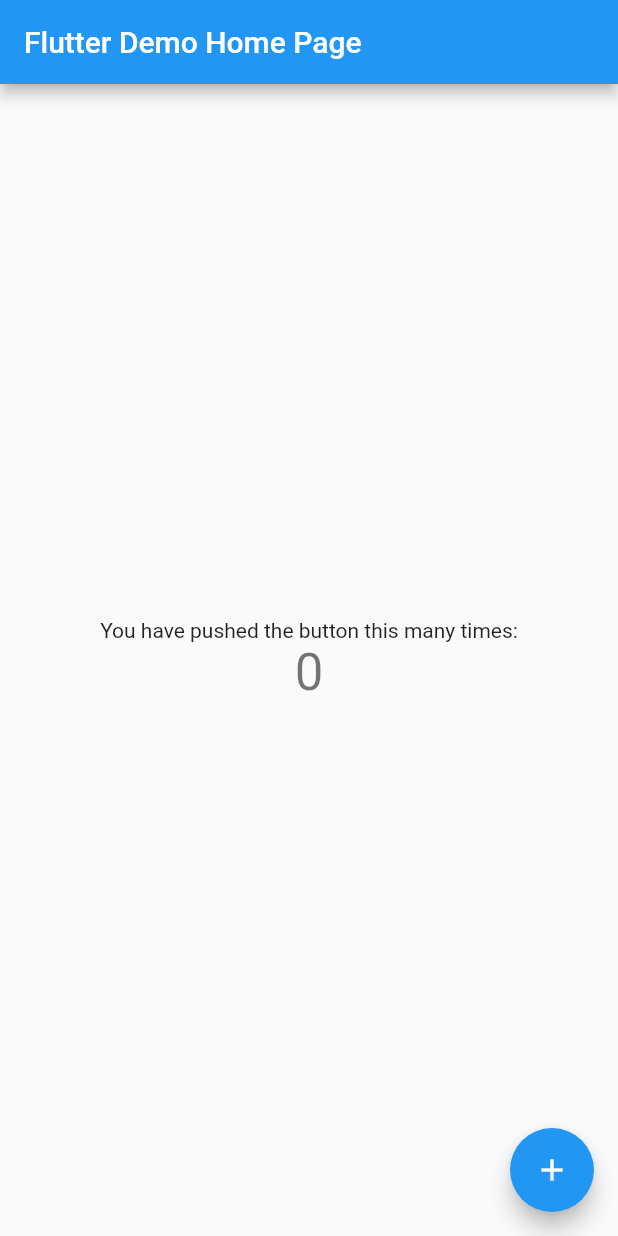
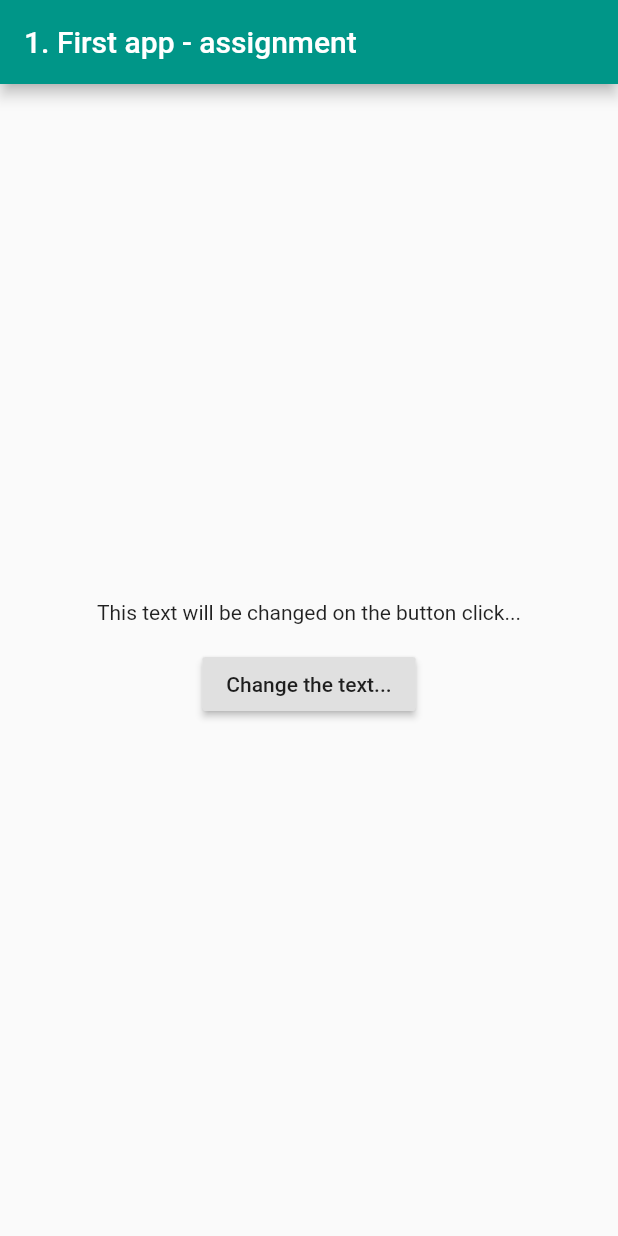
Before and after one commit to pawtwa/flutter_complete_guide, a Flutter app: the screen it shows after launch, on a phone screen of 412 x 824 dp. Run offline on Flutter 3.47's test engine with Material 2 defaults, Android fonts, the phone set to English and light mode, and no system bars.

Commit message:
Finish the app

```diff
--- /dev/null
+++ b/lib/App.dart
@@ -0,0 +1,52 @@
+import 'package:flutter/material.dart';
+
+class App extends StatelessWidget {
+  @override
+  Widget build(BuildContext context) {
+    return MaterialApp(
+      title: 'Flutter Demo',
+      theme: ThemeData(
+        primarySwatch: Colors.teal,
+        visualDensity: VisualDensity.adaptivePlatformDensity,
+      ),
+      home: HomePage(title: '1. First app - assignment'),
+    );
+  }
+}
+
+class HomePage extends StatefulWidget {
+  HomePage({Key key, this.title}) : super(key: key);
+
+  final String title;
+
+  @override
+  _HomePageState createState() => _HomePageState();
+}
+
+class _HomePageState extends State<HomePage> {
+  String _additionalText = "";
+
+  _setAdditionalText() {
+    setState(() {
+      _additionalText = DateTime.now().toLocal().toString();
+    });
+  }
+
+  @override
+  Widget build(BuildContext context) {
+    return Scaffold(
+      appBar: AppBar(
+        title: Text(widget.title),
+      ),
+        body: Center(
+            child: Column(
+              mainAxisAlignment: MainAxisAlignment.center,
+              children: <Widget>[
+                Text("This text will be changed on the button click...\n$_additionalText", textAlign: TextAlign.center,),
+                RaisedButton(child: Text("Change the text..."), onPressed: _setAdditionalText,)
+              ],
+            )
+        )
+    );
+  }
+}
--- a/lib/main.dart
+++ b/lib/main.dart
@@ -1,117 +1,7 @@
 import 'package:flutter/material.dart';
 
+import 'App.dart';
+
 void main() {
-  runApp(MyApp());
+  runApp(App());
 }
-
-class MyApp extends StatelessWidget {
-  // This widget is the root of your application.
-  @override
-  Widget build(BuildContext context) {
-    return MaterialApp(
-      title: 'Flutter Demo',
-      theme: ThemeData(
-        // This is the theme of your application.
-        //
-        // Try running your application with "flutter run". You'll see the
-        // application has a blue toolbar. Then, without quitting the app, try
-        // changing the primarySwatch below to Colors.green and then invoke
-        // "hot reload" (press "r" in the console where you ran "flutter run",
-        // or simply save your changes to "hot reload" in a Flutter IDE).
-        // Notice that the counter didn't reset back to zero; the application
-        // is not restarted.
-        primarySwatch: Colors.blue,
-        // This makes the visual density adapt to the platform that you run
-        // the app on. For desktop platforms, the controls will be smaller and
-        // closer together (more dense) than on mobile platforms.
-        visualDensity: VisualDensity.adaptivePlatformDensity,
-      ),
-      home: MyHomePage(title: 'Flutter Demo Home Page'),
-    );
-  }
-}
-
-class MyHomePage extends StatefulWidget {
-  MyHomePage({Key key, this.title}) : super(key: key);
-
-  // This widget is the home page of your application. It is stateful, meaning
-  // that it has a State object (defined below) that contains fields that affect
-  // how it looks.
-
-  // This class is the configuration for the state. It holds the values (in this
-  // case the title) provided by the parent (in this case the App widget) and
-  // used by the build method of the State. Fields in a Widget subclass are
-  // always marked "final".
-
-  final String title;
-
-  @override
-  _MyHomePageState createState() => _MyHomePageState();
-}
-
-class _MyHomePageState extends State<MyHomePage> {
-  int _counter = 0;
-
-  void _incrementCounter() {
-    setState(() {
-      // This call to setState tells the Flutter framework that something has
-      // changed in this State, which causes it to rerun the build method below
-      // so that the display can reflect the updated values. If we changed
-      // _counter without calling setState(), then the build method would not be
-      // called again, and so nothing would appear to happen.
-      _counter++;
-    });
-  }
-
-  @override
-  Widget build(BuildContext context) {
-    // This method is rerun every time setState is called, for instance as done
-    // by the _incrementCounter method above.
-    //
-    // The Flutter framework has been optimized to make rerunning build methods
-    // fast, so that you can just rebuild anything that needs updating rather
-    // than having to individually change instances of widgets.
-    return Scaffold(
-      appBar: AppBar(
-        // Here we take the value from the MyHomePage object that was created by
-        // the App.build method, and use it to set our appbar title.
-        title: Text(widget.title),
-      ),
-      body: Center(
-        // Center is a layout widget. It takes a single child and positions it
-        // in the middle of the parent.
-        child: Column(
-          // Column is also a layout widget. It takes a list of children and
-          // arranges them vertically. By default, it sizes itself to fit its
-          // children horizontally, and tries to be as tall as its parent.
-          //
-          // Invoke "debug painting" (press "p" in the console, choose the
-          // "Toggle Debug Paint" action from the Flutter Inspector in Android
-          // Studio, or the "Toggle Debug Paint" command in Visual Studio Code)
-          // to see the wireframe for each widget.
-          //
-          // Column has various properties to control how it sizes itself and
-          // how it positions its children. Here we use mainAxisAlignment to
-          // center the children vertically; the main axis here is the vertical
-          // axis because Columns are vertical (the cross axis would be
-          // horizontal).
-          mainAxisAlignment: MainAxisAlignment.center,
-          children: <Widget>[
-            Text(
-              'You have pushed the button this many times:',
-            ),
-            Text(
-              '$_counter',
-              style: Theme.of(context).textTheme.headline4,
-            ),
-          ],
-        ),
-      ),
-      floatingActionButton: FloatingActionButton(
-        onPressed: _incrementCounter,
-        tooltip: 'Increment',
-        child: Icon(Icons.add),
-      ), // This trailing comma makes auto-formatting nicer for build methods.
-    );
-  }
-}
```
Also changed, not shown: 1 other file.
